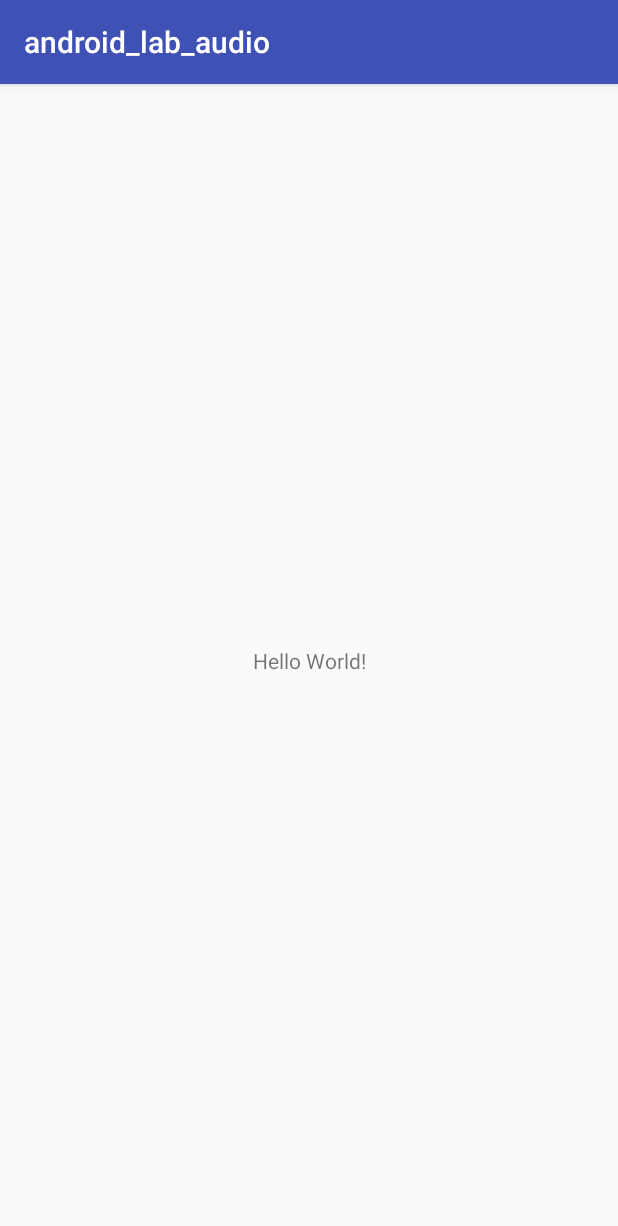
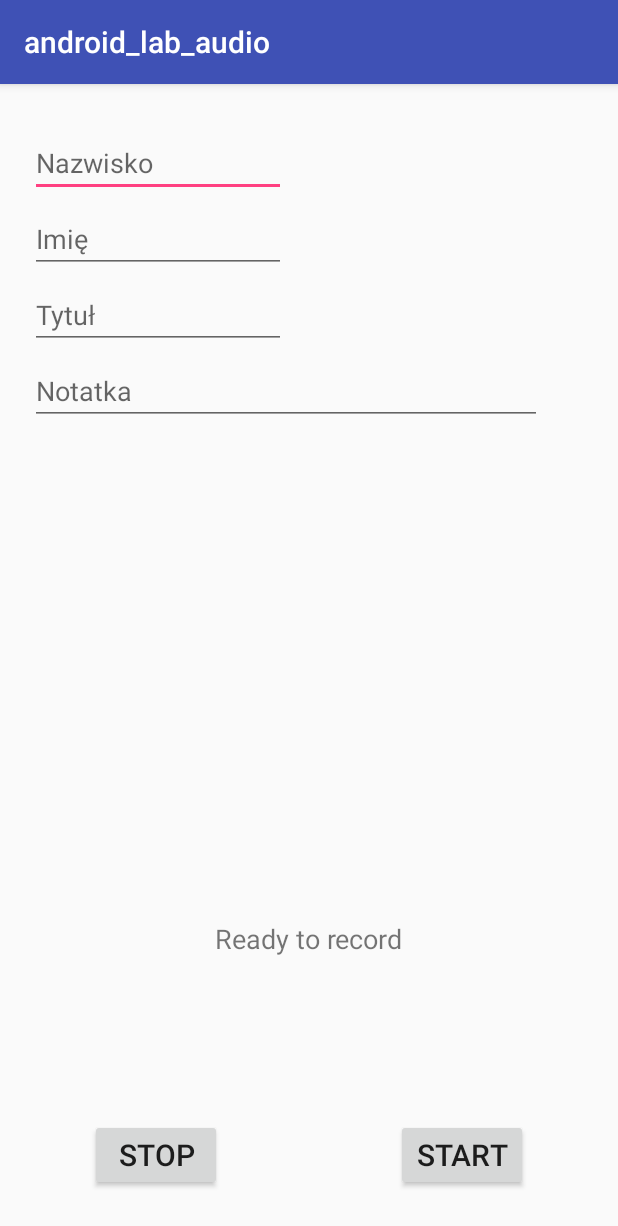
Before and after one commit to tobi605/android_lab_audio, an Android app: the screen it shows after launch (MainActivity), on a phone screen of 412 x 824 dp. Shown: the top 1226 px of the screen. Run offline under Robolectric (Android 15) with nearby library versions, the phone set to English and light mode, and no system bars.

Commit message:
layouts audio recorder classes

```diff
--- a/app/src/main/AndroidManifest.xml
+++ b/app/src/main/AndroidManifest.xml
@@ -16,6 +16,7 @@
                 <category android:name="android.intent.category.LAUNCHER" />
             </intent-filter>
         </activity>
+        <activity android:name=".ListActivity"/>
     </application>
 
 </manifest>
--- a/app/src/main/res/layout/activity_main.xml
+++ b/app/src/main/res/layout/activity_main.xml
@@ -1,18 +1,122 @@
 <?xml version="1.0" encoding="utf-8"?>
-<android.support.constraint.ConstraintLayout xmlns:android="http://schemas.android.com/apk/res/android"
-    xmlns:app="http://schemas.android.com/apk/res-auto"
+<RelativeLayout
+    xmlns:android="http://schemas.android.com/apk/res/android"
     xmlns:tools="http://schemas.android.com/tools"
     android:layout_width="match_parent"
     android:layout_height="match_parent"
     tools:context=".MainActivity">
 
+    <EditText
+        android:id="@+id/editSurname"
+        android:layout_width="wrap_content"
+        android:layout_height="wrap_content"
+        android:layout_alignParentStart="true"
+        android:layout_alignParentTop="true"
+        android:layout_marginTop="30dp"
+        android:layout_marginLeft="20dp"
+        android:ems="8"
+        android:inputType="textPersonName"
+        android:hint="Nazwisko"
+        android:layout_alignParentLeft="true"
+        android:layout_marginStart="20dp" />
+
+    <EditText
+        android:layout_width="wrap_content"
+        android:layout_height="wrap_content"
+        android:id="@+id/editName"
+        android:ems="8"
+        android:inputType="textPersonName"
+        android:hint="Imię"
+        android:layout_below="@id/editSurname"
+        android:layout_alignStart="@id/editSurname"
+        android:layout_alignLeft="@id/editSurname"
+        android:layout_marginTop="5dp"/>
+
+    <EditText
+        android:layout_width="wrap_content"
+        android:layout_height="wrap_content"
+        android:id="@+id/editTitle"
+        android:ems="8"
+        android:inputType="text"
+        android:hint="Tytuł"
+        android:layout_below="@id/editName"
+        android:layout_alignLeft="@id/editName"
+        android:layout_alignStart="@id/editName"
+        android:layout_marginTop="5dp"/>
+    <EditText
+        android:layout_width="wrap_content"
+        android:layout_height="wrap_content"
+        android:id="@+id/editNotes"
+        android:hint="Notatka"
+        android:ems="16"
+        android:inputType="text"
+        android:layout_below="@id/editTitle"
+        android:layout_alignLeft="@id/editTitle"
+        android:layout_alignStart="@id/editTitle"
+        android:layout_marginTop="5dp"/>
+
+    <Button
+        android:layout_width="wrap_content"
+        android:layout_height="wrap_content"
+        android:id="@+id/startButton"
+        android:text="Start"
+        android:textSize="20sp"
+        android:layout_alignParentRight="true"
+        android:layout_alignParentEnd="true"
+        android:layout_marginRight="60dp"
+        android:layout_alignParentBottom="true"
+        android:layout_marginBottom="30dp"
+        android:layout_marginEnd="60dp" />
+
+    <Button
+        android:layout_width="wrap_content"
+        android:layout_height="wrap_content"
+        android:id="@+id/stopButton"
+        android:text="Stop"
+        android:textSize="20sp"
+        android:layout_alignParentLeft="true"
+        android:layout_alignParentStart="true"
+        android:layout_alignParentBottom="true"
+        android:layout_marginBottom="30dp"
+        android:layout_marginLeft="60dp"
+        android:layout_marginStart="60dp" />
+
+    <Button
+        android:layout_width="wrap_content"
+        android:layout_height="wrap_content"
+        android:id="@+id/eraseButton"
+        android:text="Skasuj"
+        android:textSize="20sp"
+        android:layout_alignParentLeft="true"
+        android:layout_marginLeft="60dp"
+        android:layout_above="@id/startButton"
+        android:layout_marginBottom="30dp"
+        android:layout_alignParentStart="true"
+        android:visibility="invisible"
+        android:layout_marginStart="60dp" />
+
+    <Button
+        android:layout_width="wrap_content"
+        android:layout_height="wrap_content"
+        android:id="@+id/saveButton"
+        android:text="Zapisz"
+        android:textSize="20sp"
+        android:layout_alignParentRight="true"
+        android:layout_alignParentEnd="true"
+        android:layout_marginRight="60dp"
+        android:layout_above="@id/startButton"
+        android:layout_marginBottom="30dp"
+        android:visibility="invisible"
+        android:layout_marginEnd="60dp" />
+
     <TextView
         android:layout_width="wrap_content"
         android:layout_height="wrap_content"
-        android:text="Hello World!"
-        app:layout_constraintBottom_toBottomOf="parent"
-        app:layout_constraintLeft_toLeftOf="parent"
-        app:layout_constraintRight_toRightOf="parent"
-        app:layout_constraintTop_toTopOf="parent" />
+        android:text="Ready to record"
+        android:textSize="18sp"
+        android:id="@+id/recordStatus"
+        android:layout_centerHorizontal="true"
+        android:layout_above="@id/eraseButton"
+        android:layout_marginBottom="30dp"/>
 
-</android.support.constraint.ConstraintLayout>
+</RelativeLayout>
--- a/build.gradle
+++ b/build.gradle
@@ -7,7 +7,7 @@ buildscript {
         jcenter()
     }
     dependencies {
-        classpath 'com.android.tools.build:gradle:3.1.1'
+        classpath 'com.android.tools.build:gradle:3.1.2'
 
 
         // NOTE: Do not place your application dependencies here; they belong
```
Also changed, not shown: app/src/main/java/com/polibuda/diamentowygimbus/android_lab_audio/AudioGrabber.java (added, +45 -0 lines), app/src/main/java/com/polibuda/diamentowygimbus/android_lab_audio/AudioProcess.java (added, +17 -0 lines), app/src/main/java/com/polibuda/diamentowygimbus/android_lab_audio/ListActivity.java (added, +13 -0 lines), app/src/main/java/com/polibuda/diamentowygimbus/android_lab_audio/Recorder.java (added, +23 -0 lines), app/src/main/res/layout/activity_list.xml (added, +14 -0 lines), app/src/main/res/layout/record_list_element.xml (added, +78 -0 lines).
